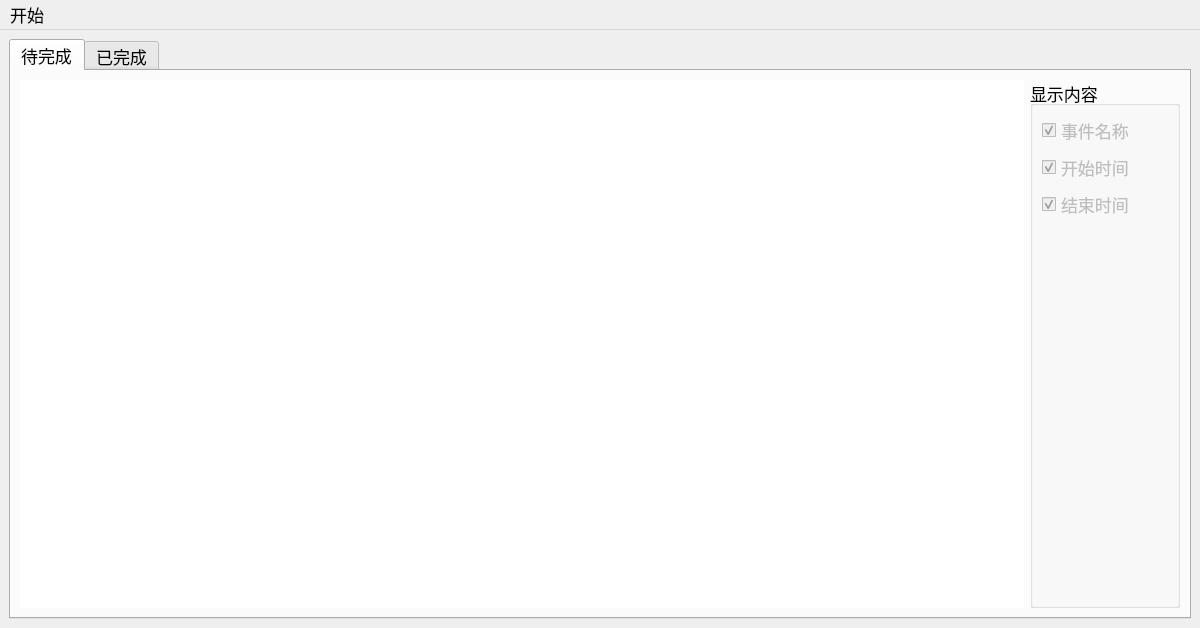
Old version of the form mainwindow.ui in the repository Guan94326/TimeManagement.
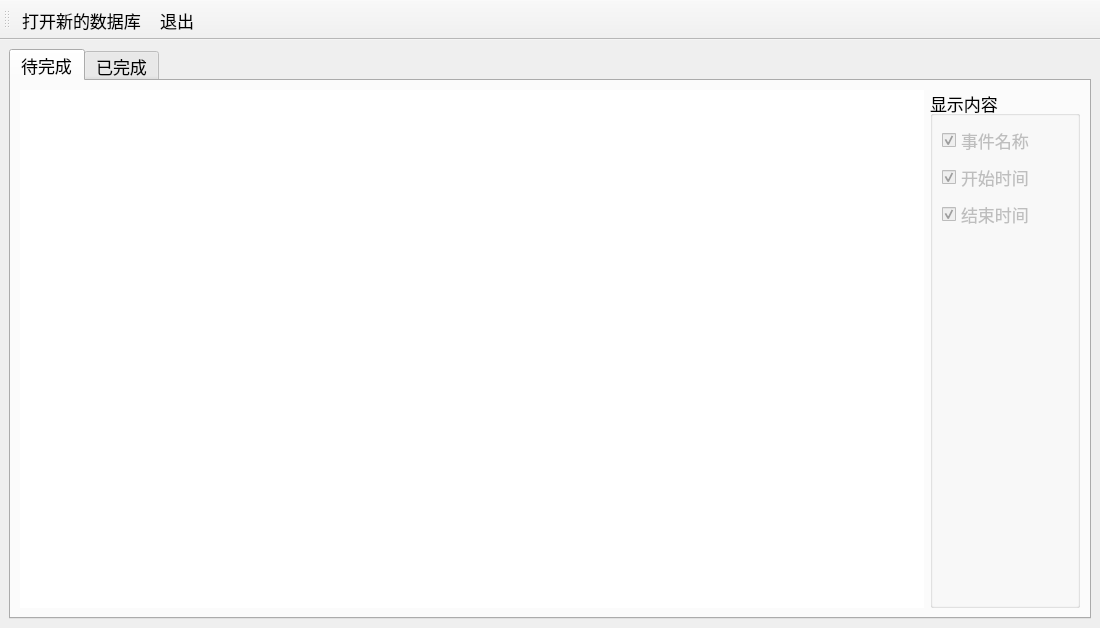
New version of the form.

Commit message: 完成：编辑对话框UI

The edit to the form file:
```diff
--- a/mainwindow.ui
+++ b/mainwindow.ui
@@ -6,13 +6,13 @@
    <rect>
     <x>0</x>
     <y>0</y>
-    <width>1200</width>
+    <width>1100</width>
     <height>628</height>
    </rect>
   </property>
   <property name="minimumSize">
    <size>
-    <width>1200</width>
+    <width>1100</width>
     <height>0</height>
    </size>
   </property>
@@ -205,28 +205,18 @@
     </item>
    </layout>
   </widget>
-  <widget class="QMenuBar" name="menuBar">
-   <property name="geometry">
-    <rect>
-     <x>0</x>
-     <y>0</y>
-     <width>1200</width>
-     <height>34</height>
-    </rect>
+  <widget class="QToolBar" name="toolBar">
+   <property name="windowTitle">
+    <string>toolBar</string>
    </property>
-   <widget class="QMenu" name="menu">
-    <property name="font">
-     <font>
-      <pointsize>13</pointsize>
-     </font>
-    </property>
-    <property name="title">
-     <string>开始</string>
-    </property>
-    <addaction name="action_open_new_database"/>
-    <addaction name="action_exit"/>
-   </widget>
-   <addaction name="menu"/>
+   <attribute name="toolBarArea">
+    <enum>TopToolBarArea</enum>
+   </attribute>
+   <attribute name="toolBarBreak">
+    <bool>false</bool>
+   </attribute>
+   <addaction name="action_open_new_database"/>
+   <addaction name="action_exit"/>
   </widget>
   <action name="action_open_new_database">
    <property name="text">
```
The commit also changes 5 other files.
